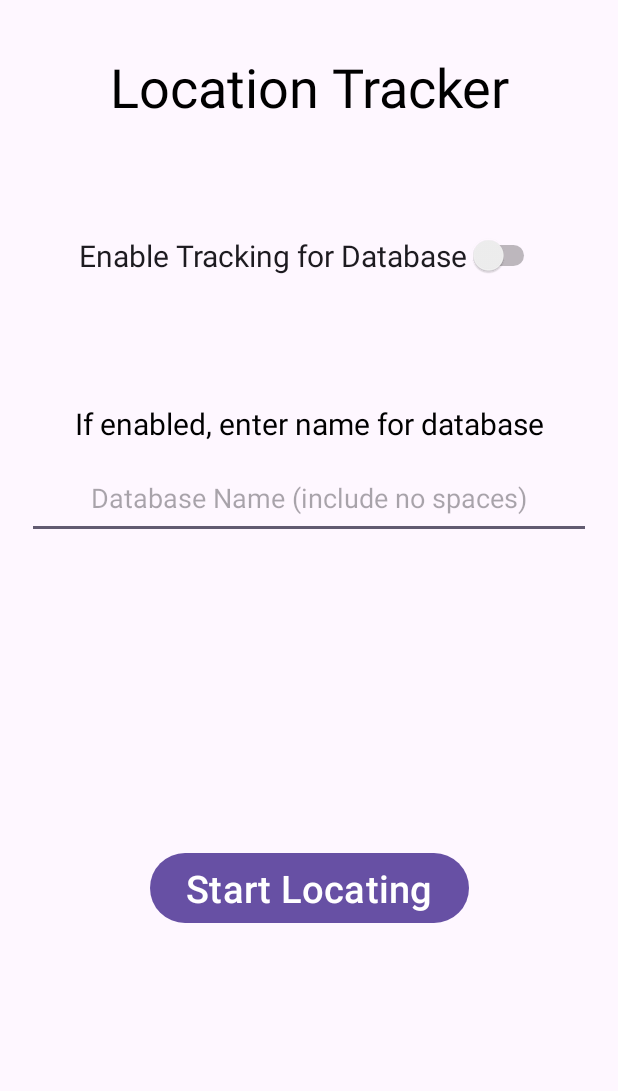
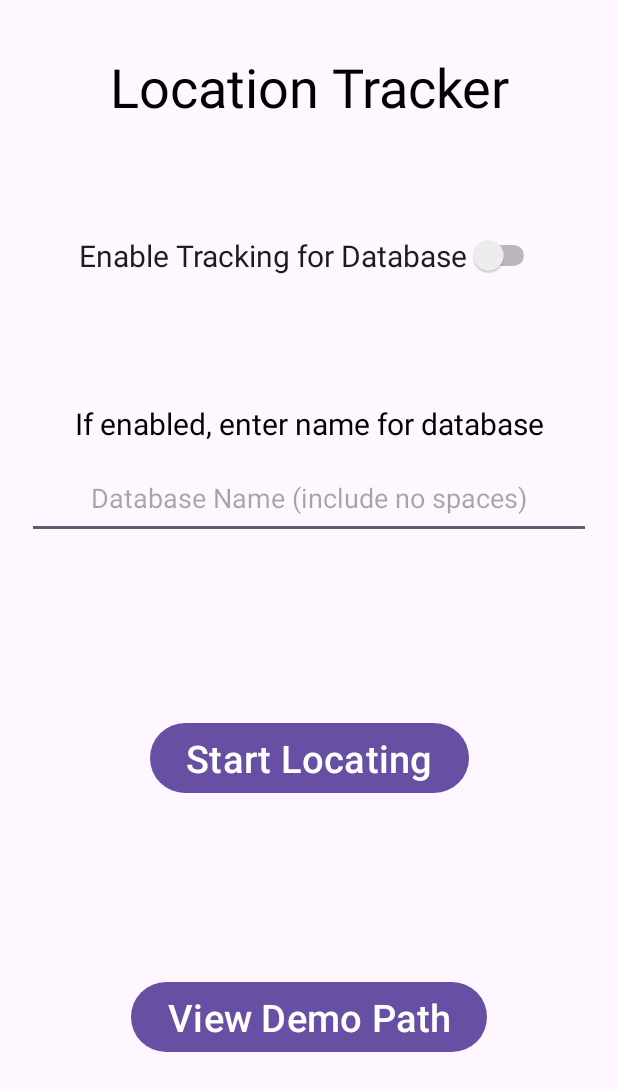
Before and after one commit to tkay02/WCUTrails, an Android app: the screen it shows after launch (EntryScreen), on a phone screen of 412 x 824 dp. Shown: the top 1091 px of the screen. Run offline under Robolectric (Android 15) with nearby library versions, the phone set to English and light mode, and no system bars.

Commit message:
Created demo path (still needs work)

```diff
--- a/app/src/main/java/edu/wcu/cs/thomas_kay/gpskotlin/EntryScreen.kt
+++ b/app/src/main/java/edu/wcu/cs/thomas_kay/gpskotlin/EntryScreen.kt
@@ -12,14 +12,21 @@ class EntryScreen : AppCompatActivity() {
 
     private lateinit var switch: Switch
     private lateinit var databaseEditText: EditText
-    private lateinit var button: Button
+    private lateinit var button1: Button
+    private lateinit var button2: Button
+
     override fun onCreate(savedInstanceState: Bundle?) {
         super.onCreate(savedInstanceState)
         setContentView(R.layout.activity_entry_screen)
         switch = findViewById(R.id.database_switch)
         databaseEditText = findViewById(R.id.database_name)
-        button = findViewById(R.id.locate_button)
-        button.setOnClickListener {
+        button1 = findViewById(R.id.locate_button)
+        button1.setOnClickListener {goToLocationActivity()}
+        button2 = findViewById(R.id.demo_button)
+        button2.setOnClickListener {goToDemoActivity()}
+    }
+
+    private fun goToLocationActivity() {
         if(!switch.isChecked) {
             intent = Intent(this, MainActivity::class.java)
             startActivity(intent)
@@ -46,6 +53,10 @@ class EntryScreen : AppCompatActivity() {
             }
         }
     }
+
+    private fun goToDemoActivity() {
+        intent = Intent(this, MapsActivity::class.java)
+        startActivity(intent)
     }
 
     private fun noSpaces(name:String):Boolean {
--- a/app/src/main/java/edu/wcu/cs/thomas_kay/gpskotlin/ServiceGPS.kt
+++ b/app/src/main/java/edu/wcu/cs/thomas_kay/gpskotlin/ServiceGPS.kt
@@ -6,6 +6,7 @@ import android.location.Location
 import android.os.Bundle
 import android.os.IBinder
 import android.util.Log
+import android.widget.Toast
 import com.google.android.gms.location.FusedLocationProviderClient
 import com.google.android.gms.location.Granularity
 import com.google.android.gms.location.LocationCallback
--- a/app/src/main/res/layout/activity_entry_screen.xml
+++ b/app/src/main/res/layout/activity_entry_screen.xml
@@ -72,10 +72,22 @@
         android:layout_height="wrap_content"
         app:layout_constraintStart_toStartOf="parent"
         app:layout_constraintEnd_toEndOf="parent"
-        app:layout_constraintBottom_toBottomOf="parent"
+        app:layout_constraintBottom_toTopOf="@id/demo_button"
         app:layout_constraintTop_toBottomOf="@id/database_name"
         android:text="Start Locating"
-        android:textSize="25dp">
+        android:textSize="25sp">
+    </Button>
+
+    <Button
+        android:id="@+id/demo_button"
+        android:layout_width="wrap_content"
+        android:layout_height="wrap_content"
+        app:layout_constraintStart_toStartOf="parent"
+        app:layout_constraintEnd_toEndOf="parent"
+        app:layout_constraintBottom_toBottomOf="parent"
+        app:layout_constraintTop_toBottomOf="@id/locate_button"
+        android:text="View Demo Path"
+        android:textSize="25sp">
     </Button>
 
 </androidx.constraintlayout.widget.ConstraintLayout>
--- a/app/src/main/res/values/colors.xml
+++ b/app/src/main/res/values/colors.xml
@@ -2,4 +2,5 @@
 <resources>
     <color name="black">#FF000000</color>
     <color name="white">#FFFFFFFF</color>
+    <color name="gps_color">#FFAD23FF</color>
 </resources>
```
Also changed, not shown: app/src/main/java/edu/wcu/cs/thomas_kay/gpskotlin/MapsActivity.kt (+34 -3 lines), app/src/main/java/edu/wcu/cs/thomas_kay/gpskotlin/PathDatabaseHelper.kt (+25 -3 lines). Lines whose indentation alone changed are shown as unchanged.
